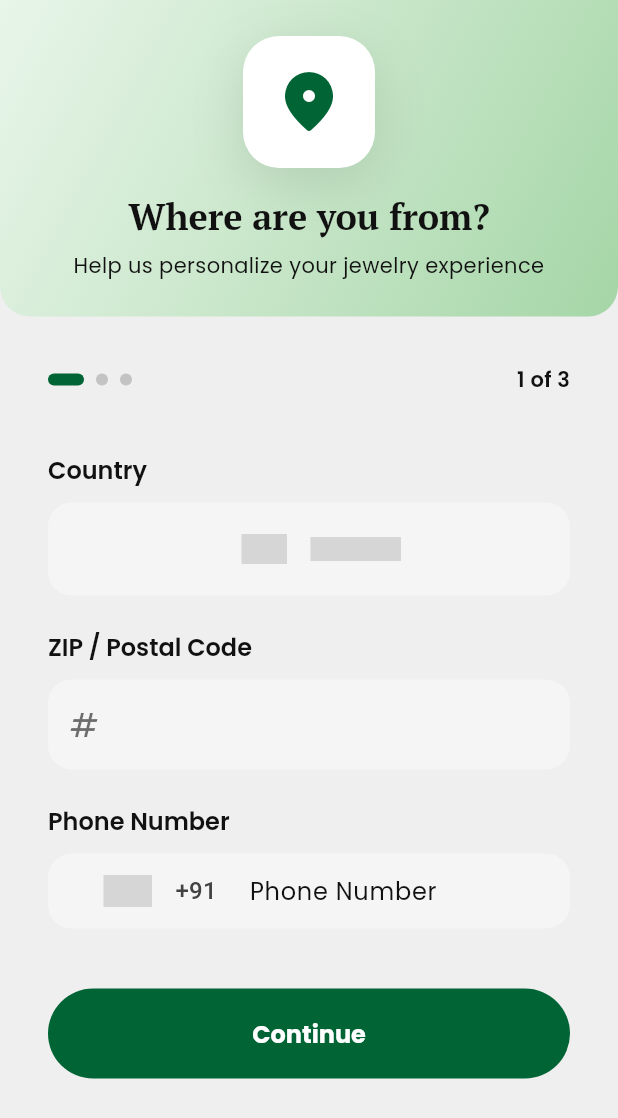
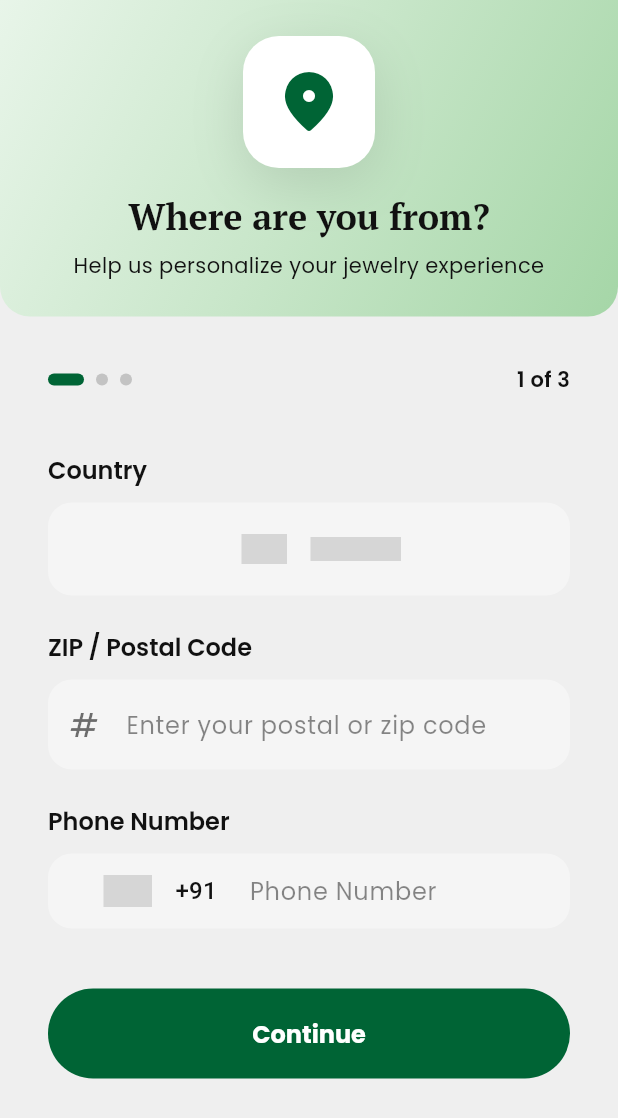
Before and after one commit to viraj0112/JEWELRY-NAFISA, a Flutter app: the OnboardingScreen1Location screen opened by its route, on a phone screen of 412 x 824 dp. Shown: the top 1118 px of the screen. Run offline on Flutter 3.47's test engine with Material 3 defaults, Android fonts, the phone set to English and light mode, and no system bars; drawn by our look-alikes of country_code_picker; our stand-ins replace cached_network_image, cross_file, csv, file_picker, firebase_analytics, firebase_core and 16 more; missing offline and left inert: excel, postcode_checker, universal_html; accounts and stored records are empty; network calls fail; grey boxes are pictures that could not be loaded.

Commit message:
fixed the bugs

```diff
--- a/lib/main.dart
+++ b/lib/main.dart
@@ -22,7 +22,6 @@ import 'package:jewelry_nafisa/src/admin2/providers/app_state.dart';
 import 'package:jewelry_nafisa/src/ui/theme/app_theme.dart';
 import 'package:url_strategy/url_strategy.dart';
 import 'package:jewelry_nafisa/src/services/jewelry_service.dart';
-import 'package:jewelry_nafisa/src/ui/screens/jewelry_detail_screen.dart';
 import 'package:jewelry_nafisa/src/models/jewelry_item.dart';
 import 'package:jewelry_nafisa/src/auth/signup_screen.dart';
 import 'package:jewelry_nafisa/src/ui/screens/detail/product_page_loader.dart';
@@ -31,6 +30,7 @@ import 'package:jewelry_nafisa/src/services/quote_service.dart';
 import 'package:shared_preferences/shared_preferences.dart';
 import 'package:jewelry_nafisa/src/services/search_history_service.dart';
 import 'package:universal_html/html.dart' as html;
+import 'package:jewelry_nafisa/src/ui/screens/detail/jewelry_detail_screen.dart';
 // NEW ONBOARDING IMPORTS
 import 'package:jewelry_nafisa/src/ui/screens/onboarding/onboarding_screen_1_location.dart';
 import 'package:jewelry_nafisa/src/ui/screens/onboarding/onboarding_screen_2_occasions.dart';
--- a/lib/src/ui/screens/onboarding/onboarding_screen_1_location.dart
+++ b/lib/src/ui/screens/onboarding/onboarding_screen_1_location.dart
@@ -42,6 +42,9 @@ class _OnboardingScreen1LocationState extends State<OnboardingScreen1Location>
       curve: Curves.easeInOut,
     );
     _animationController.forward();
+
+    // Initialize the default dial code
+    _selectedDialCode = '+91';
   }
 
   @override
@@ -83,6 +86,7 @@ class _OnboardingScreen1LocationState extends State<OnboardingScreen1Location>
       return;
     }
 
+    // Attempt to find the Postcode.CountryCode enum from the selected country code
     final Postcode.CountryCode? countryEnum = Postcode.CountryCode.values.cast<Postcode.CountryCode?>().firstWhere(
       (e) => e?.code == _selectedCountryCode,
       orElse: () => null,
@@ -100,6 +104,7 @@ class _OnboardingScreen1LocationState extends State<OnboardingScreen1Location>
       return;
     }
 
+    // Postcode validation
     final validationResult = Postcode.PostcodeChecker.validate(
       countryEnum,
       zipCode,
@@ -122,6 +127,7 @@ class _OnboardingScreen1LocationState extends State<OnboardingScreen1Location>
       return;
     }
 
+    // Save data
     final provider = Provider.of<UserProfileProvider>(context, listen: false);
 
     await provider.saveOnboardingData(
@@ -319,6 +325,11 @@ class _OnboardingScreen1LocationState extends State<OnboardingScreen1Location>
     final theme = Theme.of(context);
     final isDark = theme.brightness == Brightness.dark;
 
+    // Define the input fill color based on the theme
+    final inputFillColor = isDark
+        ? theme.colorScheme.surface.withOpacity(0.5)
+        : Colors.grey.shade100;
+
     return Container(
       constraints: BoxConstraints(maxWidth: maxWidth),
       padding: const EdgeInsets.all(32),
@@ -351,9 +362,8 @@ class _OnboardingScreen1LocationState extends State<OnboardingScreen1Location>
           Container(
             padding: const EdgeInsets.symmetric(vertical: 5, horizontal: 10),
             decoration: BoxDecoration(
-              color: isDark
-                  ? theme.colorScheme.surface.withOpacity(0.5)
-                  : Colors.grey.shade100,
+              // Use the consistent input fill color
+              color: inputFillColor,
               borderRadius: BorderRadius.circular(16),
               border: Border.all(
                 color: _selectedCountryCode != null
@@ -388,6 +398,7 @@ class _OnboardingScreen1LocationState extends State<OnboardingScreen1Location>
                   color: theme.colorScheme.onSurface.withOpacity(0.5),
                 ),
               ),
+              // FIX: Ensure the text color is good for the background
               textStyle: TextStyle(
                 fontSize: 16,
                 color: theme.colorScheme.onSurface,
@@ -395,8 +406,9 @@ class _OnboardingScreen1LocationState extends State<OnboardingScreen1Location>
               searchStyle: TextStyle(
                 color: theme.colorScheme.onSurface,
               ),
+              // FIX: Ensure the dialog list text color is visible in dark mode
               dialogTextStyle: TextStyle(
-                color: Colors.grey.shade800,
+                color: theme.colorScheme.onSurface,
                 fontSize: 16,
               ),
             ),
@@ -410,6 +422,7 @@ class _OnboardingScreen1LocationState extends State<OnboardingScreen1Location>
             controller: _zipController,
             icon: Icons.numbers,
             keyboardType: TextInputType.text,
+            hintText: 'Enter your postal or zip code',
           ),
 
           const SizedBox(height: 24),
@@ -419,9 +432,10 @@ class _OnboardingScreen1LocationState extends State<OnboardingScreen1Location>
           // ------------------------------------
           _buildSectionTitle('Phone Number'),
           const SizedBox(height: 12),
+          // FIX: Apply inputFillColor to the container holding the phone input
           Container(
             decoration: BoxDecoration(
-              color: Colors.grey.shade100,
+              color: inputFillColor,
               borderRadius: BorderRadius.circular(16),
               border: Border.all(color: Colors.transparent),
             ),
@@ -439,26 +453,39 @@ class _OnboardingScreen1LocationState extends State<OnboardingScreen1Location>
                   alignLeft: false,
                   showFlag: true,
                   padding: const EdgeInsets.only(left: 8),
-                  textStyle: TextStyle(fontSize: 16, color: Colors.grey.shade800),
+                  // FIX: Set text color for closed state
+                  textStyle: TextStyle(
+                    fontSize: 16,
+                    color: theme.colorScheme.onSurface
+                  ),
+                  // FIX: Set text color for dialog list
                   dialogTextStyle: TextStyle(
-                    color: Colors.grey.shade800,
+                    color: theme.colorScheme.onSurface,
                     fontSize: 16,
                   ),
+                  // FIX: Set search text color
                   searchStyle: TextStyle(
-                    color: Colors.grey.shade800,
+                    color: theme.colorScheme.onSurface,
                     fontSize: 16,
                   ),
-                  dialogBackgroundColor: Colors.white,
+                  dialogBackgroundColor: theme.colorScheme.surface,
                 ),
                 // Phone Number Text Field
                 Expanded(
                   child: TextField(
                     controller: _phoneController,
                     keyboardType: TextInputType.phone,
-                    decoration: const InputDecoration(
+                    // FIX: Set text style for dark mode
+                    style: TextStyle(
+                      color: theme.colorScheme.onSurface,
+                    ),
+                    decoration: InputDecoration(
                       hintText: 'Phone Number',
                       border: InputBorder.none,
-                      contentPadding: EdgeInsets.symmetric(horizontal: 10),
+                      contentPadding: const EdgeInsets.symmetric(horizontal: 10),
+                      hintStyle: TextStyle(
+                        color: theme.colorScheme.onSurface.withOpacity(0.5),
+                      ),
                     ),
                   ),
                 ),
@@ -528,21 +555,28 @@ class _OnboardingScreen1LocationState extends State<OnboardingScreen1Location>
     required TextEditingController controller,
     required IconData icon,
     TextInputType keyboardType = TextInputType.text,
+    String hintText = '', // Added optional hint text
   }) {
     final theme = Theme.of(context);
     final isDark = theme.brightness == Brightness.dark;
+
+    final inputFillColor = isDark
+        ? theme.colorScheme.surface.withOpacity(0.5)
+        : Colors.grey.shade100;
 
     return TextField(
       controller: controller,
       keyboardType: keyboardType,
       style: TextStyle(
-        color: theme.colorScheme.onSurface,
+        color: theme.colorScheme.onSurface, // Ensures text is visible
       ),
       decoration: InputDecoration(
         filled: true,
-        fillColor: isDark
-            ? theme.colorScheme.surface.withOpacity(0.5)
-            : Colors.grey.shade100,
+        fillColor: inputFillColor, // Use consistent fill color
+        hintText: hintText, // Use the optional hint text
+        hintStyle: TextStyle(
+          color: theme.colorScheme.onSurface.withOpacity(0.5),
+        ),
         prefixIcon: Icon(
           icon,
           color: theme.colorScheme.onSurface.withOpacity(0.6),
```
Also changed, not shown: lib/src/auth/login_screen.dart (+12 -1 lines), lib/src/ui/screens/jewelry_detail_screen.dart (deleted, +0 -76 lines).
